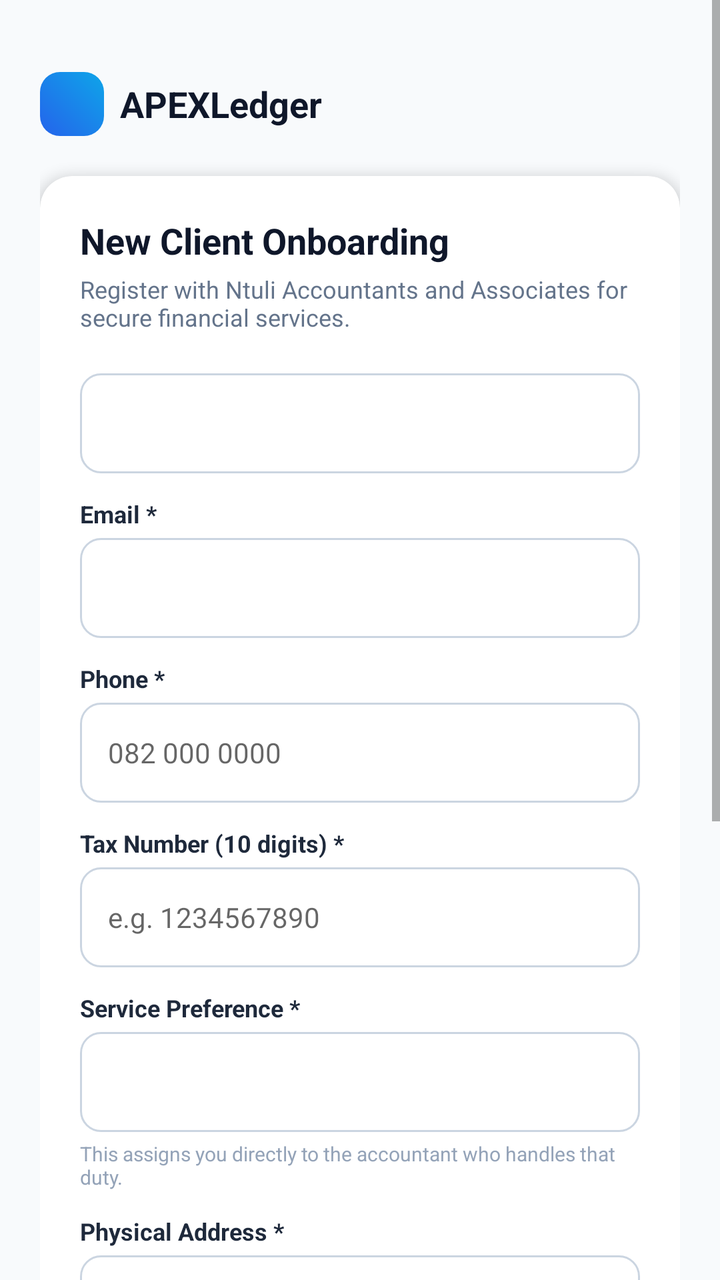
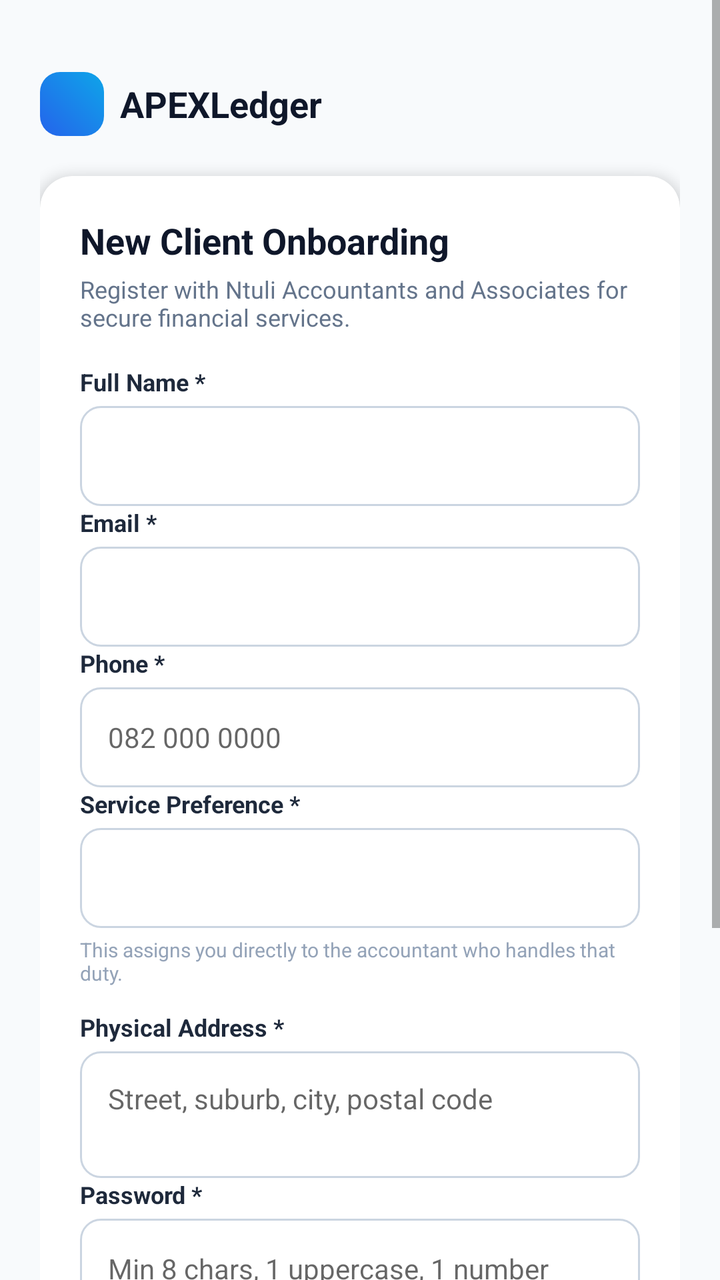

Compare the two renders of this Android layout. The source of the first and the diff that turns it into the second are given below.
<!-- AndroidManifest.xml: application theme Theme.ApexLedger -->
<!-- res/layout/activity_register.xml -->
<?xml version="1.0" encoding="utf-8"?>
<ScrollView xmlns:android="http://schemas.android.com/apk/res/android"
    xmlns:app="http://schemas.android.com/apk/res-auto"
    android:layout_width="match_parent"
    android:layout_height="match_parent"
    android:background="@color/gray_50"
    android:fillViewport="true">

    <LinearLayout
        android:layout_width="match_parent"
        android:layout_height="wrap_content"
        android:orientation="vertical"
        android:padding="20dp">

        <LinearLayout
            android:layout_width="wrap_content"
            android:layout_height="wrap_content"
            android:orientation="horizontal"
            android:gravity="center_vertical"
            android:layout_marginTop="16dp"
            android:layout_marginBottom="20dp">

            <View
                android:layout_width="32dp"
                android:layout_height="32dp"
                android:background="@drawable/bg_brand_icon" />

            <TextView
                android:layout_width="wrap_content"
                android:layout_height="wrap_content"
                android:text="APEXLedger"
                android:textColor="@color/navy"
                android:textStyle="bold"
                android:textSize="18sp"
                android:layout_marginStart="8dp" />
        </LinearLayout>

        <androidx.cardview.widget.CardView
            android:layout_width="match_parent"
            android:layout_height="wrap_content"
            app:cardCornerRadius="16dp"
            app:cardElevation="4dp"
            app:cardBackgroundColor="@color/white">

            <LinearLayout
                android:layout_width="match_parent"
                android:layout_height="wrap_content"
                android:orientation="vertical"
                android:padding="20dp">

                <TextView
                    android:layout_width="wrap_content"
                    android:layout_height="wrap_content"
                    android:text="New Client Onboarding"
                    android:textColor="@color/navy"
                    android:textStyle="bold"
                    android:textSize="18sp" />

                <TextView
                    android:layout_width="wrap_content"
                    android:layout_height="wrap_content"
                    android:text="Register with Ntuli Accountants and Associates for secure financial services."
                    android:textColor="@color/gray_500"
                    android:textSize="12sp"
                    android:layout_marginTop="4dp"
                    android:layout_marginBottom="16dp" />

                <TextView style="@style/Text.Body" android:text="Full Name *" android:textColor="@color/navy_700" android:textStyle="bold" android:textSize="12sp" />
                <EditText
                    android:id="@+id/etFullName"
                    android:layout_width="match_parent"
                    android:layout_height="50dp"
                    android:background="@drawable/bg_input_field"
                    android:paddingStart="14dp" android:paddingEnd="14dp"
                    android:inputType="textPersonName"
                    android:textSize="14sp"
                    android:layout_marginTop="4dp" android:layout_marginBottom="12dp" />

                <TextView android:text="Email *" android:textColor="@color/navy_700" android:textStyle="bold" android:textSize="12sp" android:layout_width="wrap_content" android:layout_height="wrap_content" />
                <EditText
                    android:id="@+id/etEmail"
                    android:layout_width="match_parent"
                    android:layout_height="50dp"
                    android:background="@drawable/bg_input_field"
                    android:paddingStart="14dp" android:paddingEnd="14dp"
                    android:inputType="textEmailAddress"
                    android:textSize="14sp"
                    android:layout_marginTop="4dp" android:layout_marginBottom="12dp" />

                <TextView android:text="Phone *" android:textColor="@color/navy_700" android:textStyle="bold" android:textSize="12sp" android:layout_width="wrap_content" android:layout_height="wrap_content" />
                <EditText
                    android:id="@+id/etPhone"
                    android:layout_width="match_parent"
                    android:layout_height="50dp"
                    android:background="@drawable/bg_input_field"
                    android:paddingStart="14dp" android:paddingEnd="14dp"
                    android:inputType="phone"
                    android:hint="082 000 0000"
                    android:textSize="14sp"
                    android:layout_marginTop="4dp" android:layout_marginBottom="12dp" />

                <TextView android:text="Tax Number (10 digits) *" android:textColor="@color/navy_700" android:textStyle="bold" android:textSize="12sp" android:layout_width="wrap_content" android:layout_height="wrap_content" />
                <EditText
                    android:id="@+id/etTaxNumber"
                    android:layout_width="match_parent"
                    android:layout_height="50dp"
                    android:background="@drawable/bg_input_field"
                    android:paddingStart="14dp" android:paddingEnd="14dp"
                    android:inputType="number"
                    android:hint="e.g. 1234567890"
                    android:textSize="14sp"
                    android:layout_marginTop="4dp" android:layout_marginBottom="12dp" />

                <TextView android:text="Service Preference *" android:textColor="@color/navy_700" android:textStyle="bold" android:textSize="12sp" android:layout_width="wrap_content" android:layout_height="wrap_content" />
                <Spinner
                    android:id="@+id/spinnerServicePreference"
                    android:layout_width="match_parent"
                    android:layout_height="50dp"
                    android:background="@drawable/bg_input_field"
                    android:layout_marginTop="4dp" android:layout_marginBottom="4dp" />
                <TextView
                    android:layout_width="wrap_content"
                    android:layout_height="wrap_content"
                    android:text="This assigns you directly to the accountant who handles that duty."
                    android:textColor="@color/gray_400"
                    android:textSize="10sp"
                    android:layout_marginBottom="12dp" />

                <TextView android:text="Physical Address *" android:textColor="@color/navy_700" android:textStyle="bold" android:textSize="12sp" android:layout_width="wrap_content" android:layout_height="wrap_content" />
                <EditText
                    android:id="@+id/etAddress"
                    android:layout_width="match_parent"
                    android:layout_height="wrap_content"
                    android:minLines="2"
                    android:gravity="top"
                    android:background="@drawable/bg_input_field"
                    android:padding="14dp"
                    android:hint="Street, suburb, city, postal code"
                    android:textSize="14sp"
                    android:layout_marginTop="4dp" android:layout_marginBottom="12dp" />

                <TextView android:text="Password *" android:textColor="@color/navy_700" android:textStyle="bold" android:textSize="12sp" android:layout_width="wrap_content" android:layout_height="wrap_content" />
                <EditText
                    android:id="@+id/etPassword"
                    android:layout_width="match_parent"
                    android:layout_height="50dp"
                    android:background="@drawable/bg_input_field"
                    android:paddingStart="14dp" android:paddingEnd="14dp"
                    android:inputType="textPassword"
                    android:hint="Min 8 chars, 1 uppercase, 1 number"
                    android:textSize="14sp"
                    android:layout_marginTop="4dp" android:layout_marginBottom="12dp" />

                <TextView android:text="Confirm Password *" android:textColor="@color/navy_700" android:textStyle="bold" android:textSize="12sp" android:layout_width="wrap_content" android:layout_height="wrap_content" />
                <EditText
                    android:id="@+id/etConfirmPassword"
                    android:layout_width="match_parent"
                    android:layout_height="50dp"
                    android:background="@drawable/bg_input_field"
                    android:paddingStart="14dp" android:paddingEnd="14dp"
                    android:inputType="textPassword"
                    android:textSize="14sp"
                    android:layout_marginTop="4dp" android:layout_marginBottom="18dp" />

                <com.google.android.material.button.MaterialButton
                    android:id="@+id/btnRegisterClient"
                    android:layout_width="match_parent"
                    android:layout_height="52dp"
                    android:text="Register Client"
                    android:textAllCaps="false"
                    android:textStyle="bold"
                    android:backgroundTint="@color/primary" />

                <TextView
                    android:id="@+id/tvStatus"
                    android:layout_width="wrap_content"
                    android:layout_height="wrap_content"
                    android:layout_gravity="center_horizontal"
                    android:layout_marginTop="14dp"
                    android:textColor="@color/danger_dark"
                    android:textSize="13sp"
                    android:gravity="center" />

            </LinearLayout>
        </androidx.cardview.widget.CardView>

    </LinearLayout>
</ScrollView>
<!-- resources referenced by this layout -->
<resources>
  <color name="danger_dark">#DC2626</color>
  <color name="gray_400">#94A3B8</color>
  <color name="gray_50">#F8FAFC</color>
  <color name="gray_500">#64748B</color>
  <color name="navy">#0F172A</color>
  <color name="navy_700">#1E293B</color>
  <color name="primary">#2563EB</color>
  <color name="white">#FFFFFF</color>
  <!-- drawable bg_brand_icon (drawable) -->
  <?xml version="1.0" encoding="utf-8"?>
  <shape xmlns:android="http://schemas.android.com/apk/res/android"
      android:shape="rectangle">
      <corners android:radius="10dp" />
      <gradient
          android:angle="45"
          android:startColor="@color/primary"
          android:endColor="@color/cyan" />
  </shape>
  <!-- drawable bg_input_field (drawable) -->
  <?xml version="1.0" encoding="utf-8"?>
  <shape xmlns:android="http://schemas.android.com/apk/res/android"
      android:shape="rectangle">
      <corners android:radius="10dp" />
      <solid android:color="@color/white" />
      <stroke android:width="1dp" android:color="@color/gray_300" />
  </shape>
  <style name="Theme.ApexLedger" parent="Theme.MaterialComponents.DayNight.NoActionBar">
          <item name="colorPrimary">@color/primary</item>
          <item name="colorPrimaryDark">@color/primary_dark</item>
          <item name="colorAccent">@color/success</item>
          <item name="android:windowBackground">@color/background</item>
          <item name="android:statusBarColor">@color/navy</item>
          <item name="android:navigationBarColor">@color/white</item>
      </style>
  <color name="cyan">#0EA5E9</color>
  <color name="gray_300">#CBD5E1</color>
  <color name="primary_dark">#1D4ED8</color>
  <color name="success">#16A34A</color>
  <color name="background">@color/gray_50</color>
</resources>

<!-- the commit's change to res/layout/activity_register.xml (unified diff, before → after) -->
@@ -65,7 +65,7 @@
                     android:layout_marginTop="4dp"
                     android:layout_marginBottom="16dp" />
 
-                <TextView style="@style/Text.Body" android:text="Full Name *" android:textColor="@color/navy_700" android:textStyle="bold" android:textSize="12sp" />
+                <TextView android:text="Full Name *" android:textColor="@color/navy_700" android:textStyle="bold" android:textSize="12sp" android:layout_width="wrap_content" android:layout_height="wrap_content" />
                 <EditText
                     android:id="@+id/etFullName"
                     android:layout_width="match_parent"
@@ -74,7 +74,16 @@
                     android:paddingStart="14dp" android:paddingEnd="14dp"
                     android:inputType="textPersonName"
                     android:textSize="14sp"
-                    android:layout_marginTop="4dp" android:layout_marginBottom="12dp" />
+                    android:layout_marginTop="4dp" />
+                <TextView
+                    android:id="@+id/tvErrorFullName"
+                    android:layout_width="wrap_content"
+                    android:layout_height="wrap_content"
+                    android:textColor="@color/danger_dark"
+                    android:textSize="11sp"
+                    android:layout_marginTop="2dp"
+                    android:layout_marginBottom="10dp"
+                    android:visibility="gone" />
 
                 <TextView android:text="Email *" android:textColor="@color/navy_700" android:textStyle="bold" android:textSize="12sp" android:layout_width="wrap_content" android:layout_height="wrap_content" />
                 <EditText
@@ -85,7 +94,16 @@
                     android:paddingStart="14dp" android:paddingEnd="14dp"
                     android:inputType="textEmailAddress"
                     android:textSize="14sp"
-                    android:layout_marginTop="4dp" android:layout_marginBottom="12dp" />
+                    android:layout_marginTop="4dp" />
+                <TextView
+                    android:id="@+id/tvErrorEmail"
+                    android:layout_width="wrap_content"
+                    android:layout_height="wrap_content"
+                    android:textColor="@color/danger_dark"
+                    android:textSize="11sp"
+                    android:layout_marginTop="2dp"
+                    android:layout_marginBottom="10dp"
+                    android:visibility="gone" />
 
                 <TextView android:text="Phone *" android:textColor="@color/navy_700" android:textStyle="bold" android:textSize="12sp" android:layout_width="wrap_content" android:layout_height="wrap_content" />
                 <EditText
@@ -97,19 +115,16 @@
                     android:inputType="phone"
                     android:hint="082 000 0000"
                     android:textSize="14sp"
-                    android:layout_marginTop="4dp" android:layout_marginBottom="12dp" />
-
-                <TextView android:text="Tax Number (10 digits) *" android:textColor="@color/navy_700" android:textStyle="bold" android:textSize="12sp" android:layout_width="wrap_content" android:layout_height="wrap_content" />
-                <EditText
-                    android:id="@+id/etTaxNumber"
-                    android:layout_width="match_parent"
-                    android:layout_height="50dp"
-                    android:background="@drawable/bg_input_field"
-                    android:paddingStart="14dp" android:paddingEnd="14dp"
-                    android:inputType="number"
-                    android:hint="e.g. 1234567890"
-                    android:textSize="14sp"
-                    android:layout_marginTop="4dp" android:layout_marginBottom="12dp" />
+                    android:layout_marginTop="4dp" />
+                <TextView
+                    android:id="@+id/tvErrorPhone"
+                    android:layout_width="wrap_content"
+                    android:layout_height="wrap_content"
+                    android:textColor="@color/danger_dark"
+                    android:textSize="11sp"
+                    android:layout_marginTop="2dp"
+                    android:layout_marginBottom="10dp"
+                    android:visibility="gone" />
 
                 <TextView android:text="Service Preference *" android:textColor="@color/navy_700" android:textStyle="bold" android:textSize="12sp" android:layout_width="wrap_content" android:layout_height="wrap_content" />
                 <Spinner
@@ -137,7 +152,16 @@
                     android:padding="14dp"
                     android:hint="Street, suburb, city, postal code"
                     android:textSize="14sp"
-                    android:layout_marginTop="4dp" android:layout_marginBottom="12dp" />
+                    android:layout_marginTop="4dp" />
+                <TextView
+                    android:id="@+id/tvErrorAddress"
+                    android:layout_width="wrap_content"
+                    android:layout_height="wrap_content"
+                    android:textColor="@color/danger_dark"
+                    android:textSize="11sp"
+                    android:layout_marginTop="2dp"
+                    android:layout_marginBottom="10dp"
+                    android:visibility="gone" />
 
                 <TextView android:text="Password *" android:textColor="@color/navy_700" android:textStyle="bold" android:textSize="12sp" android:layout_width="wrap_content" android:layout_height="wrap_content" />
                 <EditText
@@ -149,7 +173,16 @@
                     android:inputType="textPassword"
                     android:hint="Min 8 chars, 1 uppercase, 1 number"
                     android:textSize="14sp"
-                    android:layout_marginTop="4dp" android:layout_marginBottom="12dp" />
+                    android:layout_marginTop="4dp" />
+                <TextView
+                    android:id="@+id/tvErrorPassword"
+                    android:layout_width="wrap_content"
+                    android:layout_height="wrap_content"
+                    android:textColor="@color/danger_dark"
+                    android:textSize="11sp"
+                    android:layout_marginTop="2dp"
+                    android:layout_marginBottom="10dp"
+                    android:visibility="gone" />
 
                 <TextView android:text="Confirm Password *" android:textColor="@color/navy_700" android:textStyle="bold" android:textSize="12sp" android:layout_width="wrap_content" android:layout_height="wrap_content" />
                 <EditText
@@ -160,7 +193,16 @@
                     android:paddingStart="14dp" android:paddingEnd="14dp"
                     android:inputType="textPassword"
                     android:textSize="14sp"
-                    android:layout_marginTop="4dp" android:layout_marginBottom="18dp" />
+                    android:layout_marginTop="4dp" />
+                <TextView
+                    android:id="@+id/tvErrorConfirmPassword"
+                    android:layout_width="wrap_content"
+                    android:layout_height="wrap_content"
+                    android:textColor="@color/danger_dark"
+                    android:textSize="11sp"
+                    android:layout_marginTop="2dp"
+                    android:layout_marginBottom="14dp"
+                    android:visibility="gone" />
 
                 <com.google.android.material.button.MaterialButton
                     android:id="@+id/btnRegisterClient"
@@ -169,17 +211,28 @@
                     android:text="Register Client"
                     android:textAllCaps="false"
                     android:textStyle="bold"
-                    android:backgroundTint="@color/primary" />
+                    android:backgroundTint="@color/primary"
+                    android:layout_marginBottom="14dp" />
 
                 <TextView
                     android:id="@+id/tvStatus"
                     android:layout_width="wrap_content"
                     android:layout_height="wrap_content"
                     android:layout_gravity="center_horizontal"
-                    android:layout_marginTop="14dp"
                     android:textColor="@color/danger_dark"
                     android:textSize="13sp"
-                    android:gravity="center" />
+                    android:gravity="center"
+                    android:layout_marginBottom="12dp" />
+
+                <TextView
+                    android:id="@+id/tvBackToLogin"
+                    android:layout_width="wrap_content"
+                    android:layout_height="wrap_content"
+                    android:layout_gravity="center_horizontal"
+                    android:text="Already have an account? Login here"
+                    android:textColor="@color/primary"
+                    android:textStyle="bold"
+                    android:textSize="13sp" />
 
             </LinearLayout>
         </androidx.cardview.widget.CardView>
